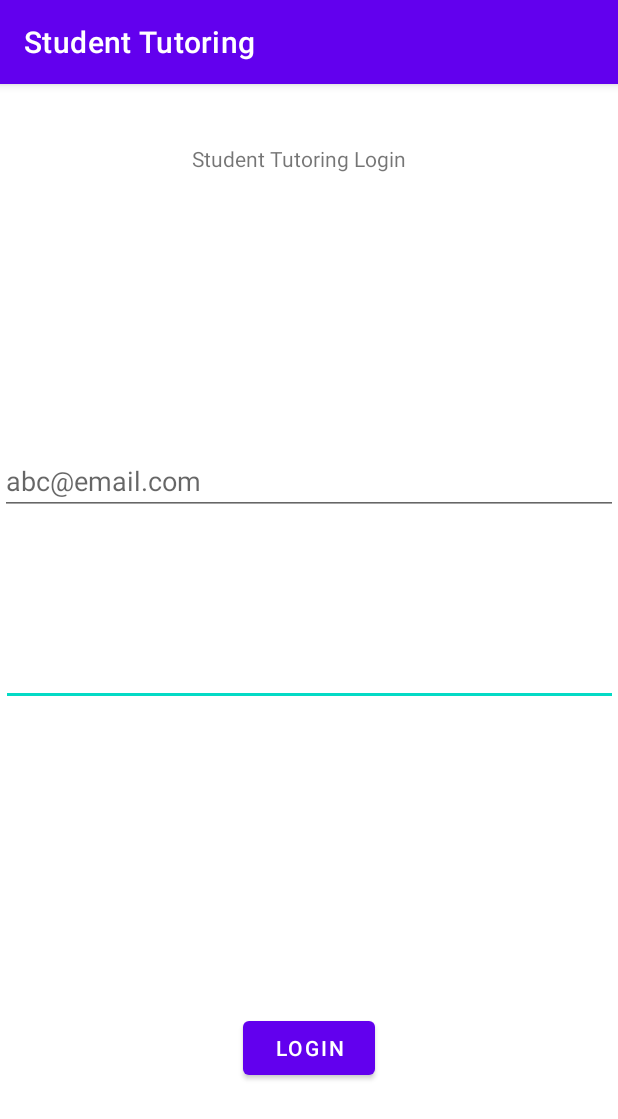
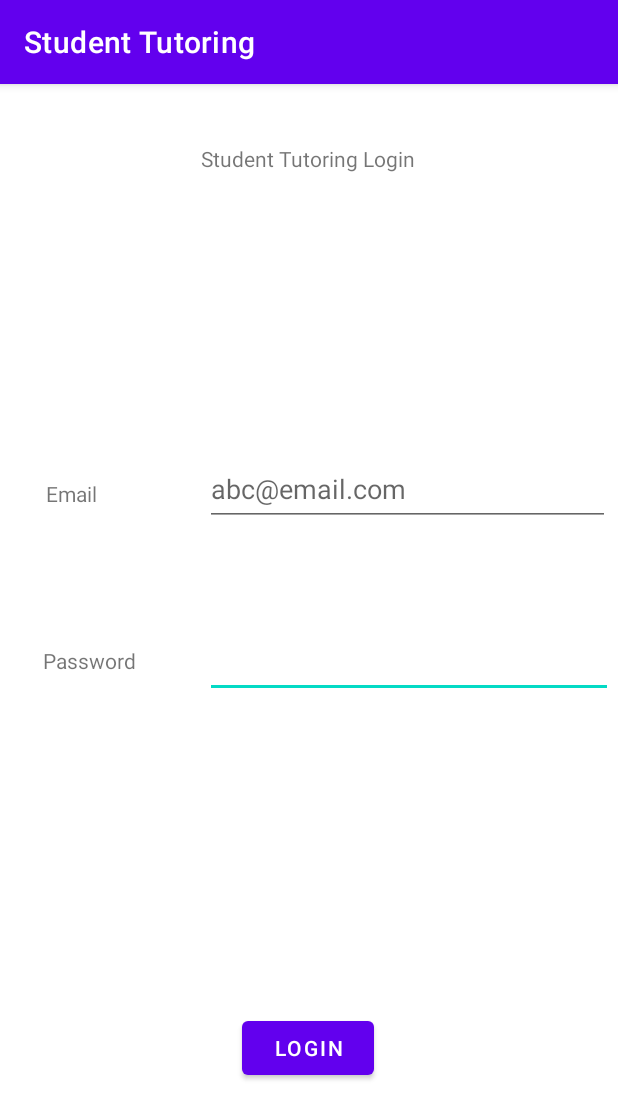
Before and after one commit to gracesopha/tutorme, an Android app: the LoginPage screen opened directly, with no data from a screen before it, on a phone screen of 412 x 824 dp. Shown: the top 1119 px of the screen. Run offline under Robolectric (Android 15) with nearby library versions, the phone set to English and light mode, and no system bars.

Commit message:
Add labels to login page

```diff
--- a/StudentTutoringApp/app/src/main/res/layout/activity_login_page.xml
+++ b/StudentTutoringApp/app/src/main/res/layout/activity_login_page.xml
@@ -12,7 +12,7 @@
         android:layout_height="wrap_content"
         android:text="Student Tutoring Login"
         app:layout_constraintBottom_toBottomOf="parent"
-        app:layout_constraintHorizontal_bias="0.475"
+        app:layout_constraintHorizontal_bias="0.498"
         app:layout_constraintLeft_toLeftOf="parent"
         app:layout_constraintRight_toRightOf="parent"
         app:layout_constraintTop_toTopOf="parent"
@@ -25,29 +25,57 @@
         android:text="@string/login"
         app:layout_constraintBottom_toBottomOf="parent"
         app:layout_constraintEnd_toEndOf="parent"
+        app:layout_constraintHorizontal_bias="0.498"
         app:layout_constraintStart_toStartOf="parent"
         app:layout_constraintTop_toTopOf="parent"
         app:layout_constraintVertical_bias="0.859" />
 
     <EditText
         android:id="@+id/loginPass"
-        android:layout_width="411dp"
-        android:layout_height="61dp"
+        android:layout_width="272dp"
+        android:layout_height="52dp"
         android:ems="10"
         android:inputType="textPassword"
         app:layout_constraintBottom_toBottomOf="parent"
         app:layout_constraintEnd_toEndOf="parent"
+        app:layout_constraintHorizontal_bias="0.978"
+        app:layout_constraintStart_toStartOf="parent"
+        app:layout_constraintTop_toTopOf="parent"
+        app:layout_constraintVertical_bias="0.499" />
+
+    <com.google.android.material.textfield.TextInputEditText
+        android:id="@+id/loginEmail"
+        android:layout_width="270dp"
+        android:layout_height="49dp"
+        android:hint="abc@email.com"
+        app:layout_constraintBottom_toBottomOf="parent"
+        app:layout_constraintEnd_toEndOf="parent"
+        app:layout_constraintHorizontal_bias="0.964"
+        app:layout_constraintStart_toStartOf="parent"
+        app:layout_constraintTop_toTopOf="parent"
+        app:layout_constraintVertical_bias="0.341" />
+
+    <TextView
+        android:id="@+id/emailHeading"
+        android:layout_width="wrap_content"
+        android:layout_height="wrap_content"
+        android:text="Email"
+        app:layout_constraintBottom_toBottomOf="parent"
+        app:layout_constraintEnd_toEndOf="parent"
+        app:layout_constraintHorizontal_bias="0.082"
+        app:layout_constraintStart_toStartOf="parent"
+        app:layout_constraintTop_toTopOf="parent"
+        app:layout_constraintVertical_bias="0.352" />
+
+    <TextView
+        android:id="@+id/passwordHeading"
+        android:layout_width="wrap_content"
+        android:layout_height="wrap_content"
+        android:text="Password"
+        app:layout_constraintBottom_toBottomOf="parent"
+        app:layout_constraintEnd_toEndOf="parent"
+        app:layout_constraintHorizontal_bias="0.082"
         app:layout_constraintStart_toStartOf="parent"
         app:layout_constraintTop_toTopOf="parent" />
 
-    <com.google.android.material.textfield.TextInputEditText
-        android:id="@+id/loginEmail"
-        android:layout_width="match_parent"
-        android:layout_height="wrap_content"
-        android:hint="abc@email.com"
-        app:layout_constraintBottom_toBottomOf="parent"
-        app:layout_constraintTop_toTopOf="parent"
-        app:layout_constraintVertical_bias="0.335"
-        tools:layout_editor_absoluteX="0dp" />
-
 </androidx.constraintlayout.widget.ConstraintLayout>
```
